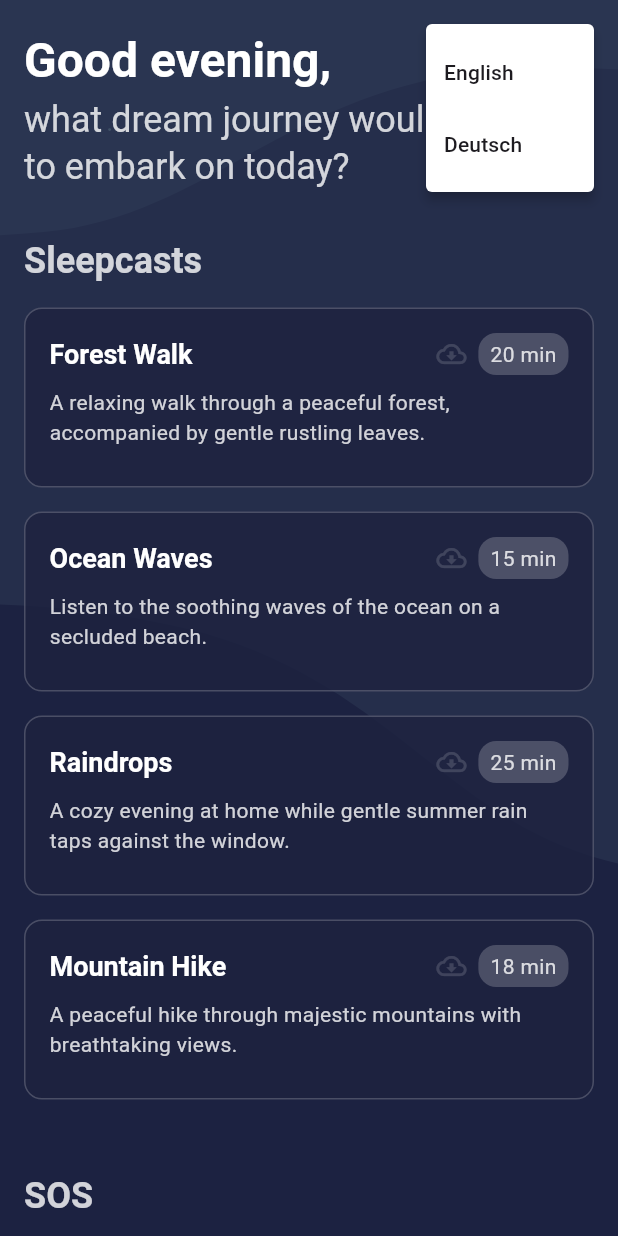
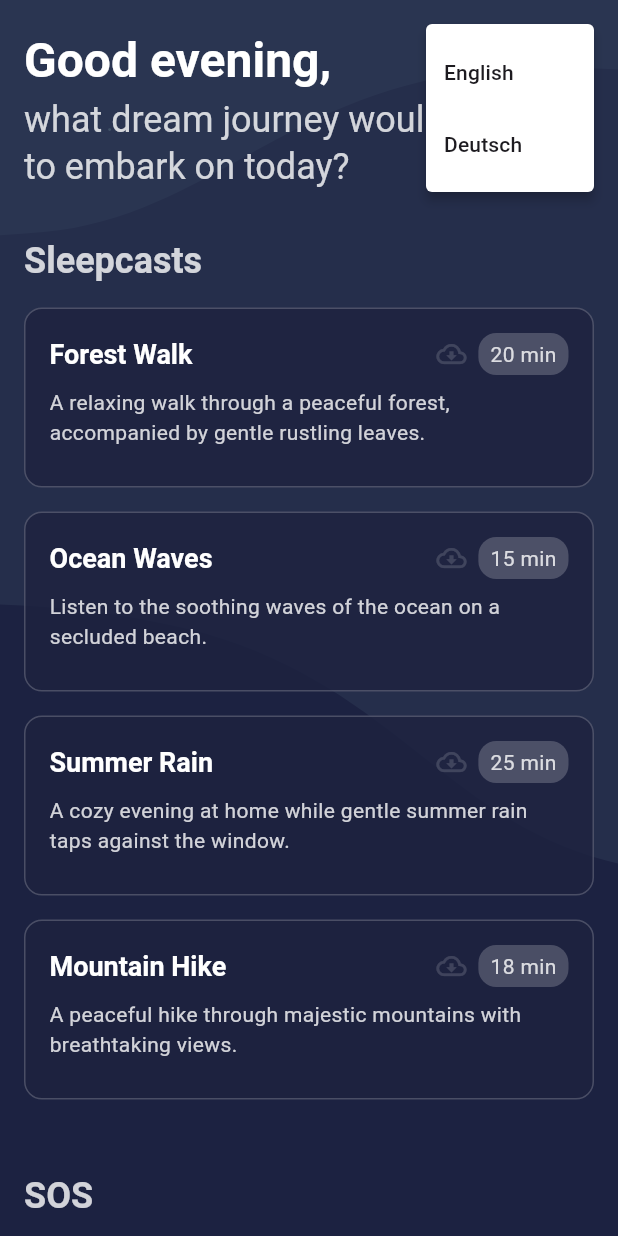
Before and after one commit to stevendz/snuz_app, a Flutter app: the screen it shows after launch, after a tap on the "person outline" icon, on a phone screen of 412 x 824 dp. Run offline on Flutter 3.47's test engine with Material 3 defaults, Android fonts, the phone set to English and light mode, and no system bars; our stand-ins replace assets_audio_player, dio, lottie; missing offline and left inert: wiredash; generated files the repository leaves out were written again.

Commit message:
Move title and description into sleepcast_descriptions.dart

```diff
--- /dev/null
+++ b/lib/l10n/sleepcast_descriptions.dart
@@ -0,0 +1,54 @@
+class Sleepcasts {
+  static String getTitle(String id, String locale) {
+    final title = {
+      'en': {
+        'story_1': 'Forest Walk',
+        'story_2': 'Ocean Waves',
+        'story_3': 'Summer Rain',
+        'story_4': 'Mountain Hike',
+        'sos_1': 'Headache Relief',
+        'sos_2': 'Stress Relief',
+        'sos_3': 'Back Pain Relief',
+      },
+      'de': {
+        'story_1': 'Waldspaziergang',
+        'story_2': 'Ozeanwellen',
+        'story_3': 'Sommerregen',
+        'story_4': 'Bergwandern',
+        'sos_1': 'Kopfweh',
+        'sos_2': 'Akuter Stress',
+        'sos_3': 'Rückenschmerzen',
+      },
+    };
+    return title[locale]?[id] ?? title['en']?[id] ?? '';
+  }
+
+  static String getDescription(String id, String locale) {
+    final descriptions = {
+      'en': {
+        'story_1': 'A relaxing walk through a peaceful forest, accompanied by gentle rustling leaves.',
+        'story_2': 'Listen to the soothing waves of the ocean on a secluded beach.',
+        'story_3': 'A cozy evening at home while gentle summer rain taps against the window.',
+        'story_4': 'A peaceful hike through majestic mountains with breathtaking views.',
+        'sos_1': 'A guided relaxation with gentle breathing exercises and visualizations for quick headache relief.',
+        'sos_2':
+            'Quick relief for acute stress through progressive muscle relaxation and calming breathing techniques.',
+        'sos_3': 'Targeted relaxation exercises and body awareness for quick back pain relief while lying down.',
+      },
+      'de': {
+        'story_1':
+            'Ein entspannender Spaziergang durch einen friedlichen Wald, begleitet vom sanften Rascheln der Blätter.',
+        'story_2': 'Lausche den beruhigenden Wellen des Ozeans an einem einsamen Strand.',
+        'story_3': 'Ein gemütlicher Abend zuhause, während draußen ein sanfter Sommerregen gegen das Fenster prasselt.',
+        'story_4': 'Eine friedvolle Wanderung durch die majestätischen Berge mit atemberaubenden Ausblicken.',
+        'sos_1':
+            'Eine geführte Entspannung mit sanften Atemübungen und Visualisierungen zur schnellen Schmerzlinderung.',
+        'sos_2': 'Schnelle Hilfe bei akutem Stress durch progressive Muskelentspannung und beruhigende Atemtechniken.',
+        'sos_3':
+            'Gezielte Entspannungsübungen und Körperwahrnehmung zur schnellen Linderung von Rückenschmerzen im Liegen.',
+      },
+    };
+
+    return descriptions[locale]?[id] ?? descriptions['en']?[id] ?? 'Description not found';
+  }
+}
--- a/lib/models/sleepcast.dart
+++ b/lib/models/sleepcast.dart
@@ -1,18 +1,10 @@
 class Sleepcast {
   final String id;
-  final String title;
-  final String description;
-  final String titleDe;
-  final String descriptionDe;
   final Duration duration;
   final List<String> locale;
 
   Sleepcast({
     required this.id,
-    required this.title,
-    required this.description,
-    required this.titleDe,
-    required this.descriptionDe,
     required this.duration,
     required this.locale,
   });
@@ -20,22 +12,14 @@ class Sleepcast {
   factory Sleepcast.fromJson(Map<String, dynamic> json) {
     return Sleepcast(
       id: json['id'] as String,
-      title: json['title'] as String,
-      description: json['description'] as String,
-      titleDe: json['title_de'] as String,
-      descriptionDe: json['description_de'] as String,
       duration: Duration(seconds: json['duration'] as int),
-      locale: json['locale'] as List<String>,
+      locale: List<String>.from(json['locale']),
     );
   }
 
   Map<String, dynamic> toJson() {
     return {
       'id': id,
-      'title': title,
-      'description': description,
-      'title_de': titleDe,
-      'description_de': descriptionDe,
       'duration': duration.inSeconds,
       'locale': locale,
     };
@@ -43,19 +27,11 @@ class Sleepcast {
 
   Sleepcast copyWith({
     String? id,
-    String? title,
-    String? description,
-    String? titleDe,
-    String? descriptionDe,
     Duration? duration,
     List<String>? locale,
   }) {
     return Sleepcast(
       id: id ?? this.id,
-      title: title ?? this.title,
-      description: description ?? this.description,
-      titleDe: titleDe ?? this.titleDe,
-      descriptionDe: descriptionDe ?? this.descriptionDe,
       duration: duration ?? this.duration,
       locale: locale ?? this.locale,
     );
--- a/lib/providers/audio_player_provider.dart
+++ b/lib/providers/audio_player_provider.dart
@@ -1,5 +1,6 @@
 import 'package:assets_audio_player/assets_audio_player.dart';
 import 'package:flutter/foundation.dart';
+import 'package:snuz_app/l10n/sleepcast_descriptions.dart';
 import 'package:snuz_app/models/sleepcast.dart';
 import 'package:wiredash/wiredash.dart';
 
@@ -40,19 +41,19 @@ class AudioPlayerProvider with ChangeNotifier {
   Duration get duration => _duration;
   double get progress => duration.inSeconds > 0 ? position.inSeconds / duration.inSeconds : 0.0;
 
-  Future<void> openSleepcast(Sleepcast cast, String path) async {
+  Future<void> openSleepcast(Sleepcast cast, String path, String locale) async {
     try {
       await _player.open(
         Audio.file(
           path,
           metas: Metas(
             id: cast.id,
-            title: cast.title,
+            title: Sleepcasts.getTitle(cast.id, locale),
             artist: "Snuz",
             album: "Snuz Sleepcasts",
             extra: {
-              'titleDe': cast.titleDe,
-              'descriptionDe': cast.descriptionDe,
+              'title': Sleepcasts.getTitle(cast.id, locale),
+              'description': Sleepcasts.getDescription(cast.id, locale),
             },
           ),
         ),
@@ -71,7 +72,7 @@ class AudioPlayerProvider with ChangeNotifier {
     } catch (e) {
       Wiredash.trackEvent(
         'error_opening_sleepcast',
-        data: {'id': cast.id, 'title': cast.title},
+        data: {'id': cast.id, 'title': Sleepcasts.getTitle(cast.id, locale)},
       );
     }
   }
--- a/lib/providers/sleepcast_provider.dart
+++ b/lib/providers/sleepcast_provider.dart
@@ -70,79 +70,16 @@ class SleepcastProvider with ChangeNotifier {
 
   void _initializeDummyData() {
     _sleepcastStory.addAll([
-      Sleepcast(
-        id: 'story_1',
-        title: 'Forest Walk',
-        description: 'A relaxing walk through a peaceful forest, accompanied by gentle rustling leaves.',
-        titleDe: 'Waldspaziergang',
-        descriptionDe:
-            'Ein entspannender Spaziergang durch einen friedlichen Wald, begleitet vom sanften Rascheln der Blätter.',
-        duration: const Duration(minutes: 20),
-        locale: ['de'],
-      ),
-      Sleepcast(
-        id: 'story_2',
-        title: 'Ocean Waves',
-        description: 'Listen to the soothing waves of the ocean on a secluded beach.',
-        titleDe: 'Meeresrauschen',
-        descriptionDe: 'Lausche den beruhigenden Wellen des Ozeans an einem einsamen Strand.',
-        duration: const Duration(minutes: 15),
-        locale: ['de'],
-      ),
-      Sleepcast(
-        id: 'story_3',
-        title: 'Raindrops',
-        description: 'A cozy evening at home while gentle summer rain taps against the window.',
-        titleDe: 'Regentropfen',
-        descriptionDe:
-            'Ein gemütlicher Abend zuhause, während draußen ein sanfter Sommerregen gegen das Fenster prasselt.',
-        duration: const Duration(minutes: 25),
-        locale: ['de'],
-      ),
-      Sleepcast(
-        id: 'story_4',
-        title: 'Mountain Hike',
-        description: 'A peaceful hike through majestic mountains with breathtaking views.',
-        titleDe: 'Bergwanderung',
-        descriptionDe: 'Eine friedvolle Wanderung durch die majestätischen Berge mit atemberaubenden Ausblicken.',
-        duration: const Duration(minutes: 18),
-        locale: ['de'],
-      ),
+      Sleepcast(id: 'story_1', duration: const Duration(minutes: 20), locale: ['de']),
+      Sleepcast(id: 'story_2', duration: const Duration(minutes: 15), locale: ['de']),
+      Sleepcast(id: 'story_3', duration: const Duration(minutes: 25), locale: ['de']),
+      Sleepcast(id: 'story_4', duration: const Duration(minutes: 18), locale: ['de']),
     ]);
 
     _sleepcastSOS.addAll([
-      Sleepcast(
-        id: 'sos_1',
-        title: 'Headache Relief',
-        description:
-            'A guided relaxation with gentle breathing exercises and visualizations for quick headache relief.',
-        titleDe: 'Kopfschmerzen lindern',
-        descriptionDe:
-            'Eine geführte Entspannung mit sanften Atemübungen und Visualisierungen zur schnellen Schmerzlinderung.',
-        duration: const Duration(minutes: 8),
-        locale: ['de'],
-      ),
-      Sleepcast(
-        id: 'sos_2',
-        title: 'Acute Stress',
-        description:
-            'Quick relief for acute stress through progressive muscle relaxation and calming breathing techniques.',
-        titleDe: 'Akuter Stress',
-        descriptionDe:
-            'Schnelle Hilfe bei akutem Stress durch progressive Muskelentspannung und beruhigende Atemtechniken.',
-        duration: const Duration(minutes: 10),
-        locale: ['de'],
-      ),
-      Sleepcast(
-        id: 'sos_3',
-        title: 'Back Pain',
-        description: 'Targeted relaxation exercises and body awareness for quick back pain relief while lying down.',
-        titleDe: 'Rückenschmerzen',
-        descriptionDe:
-            'Gezielte Entspannungsübungen und Körperwahrnehmung zur schnellen Linderung von Rückenschmerzen im Liegen.',
-        duration: const Duration(minutes: 12),
-        locale: ['de'],
-      ),
+      Sleepcast(id: 'sos_1', duration: const Duration(minutes: 8), locale: ['de']),
+      Sleepcast(id: 'sos_2', duration: const Duration(minutes: 10), locale: ['de']),
+      Sleepcast(id: 'sos_3', duration: const Duration(minutes: 12), locale: ['de']),
     ]);
 
     notifyListeners();
--- a/lib/screens/sleepcast_player_screen.dart
+++ b/lib/screens/sleepcast_player_screen.dart
@@ -1,6 +1,7 @@
 import 'package:flutter/material.dart';
 import 'package:lottie/lottie.dart';
 import 'package:provider/provider.dart';
+import 'package:snuz_app/l10n/sleepcast_descriptions.dart';
 import 'package:snuz_app/models/sleepcast.dart';
 import 'package:snuz_app/providers/locale_provider.dart';
 import 'package:snuz_app/providers/audio_player_provider.dart';
@@ -59,13 +60,13 @@ class _SleepcastPlayerScreenState extends State<SleepcastPlayerScreen> {
                     mainAxisAlignment: MainAxisAlignment.center,
                     children: [
                       Text(
-                        locale == 'de' ? widget.sleepcast.titleDe : widget.sleepcast.title,
+                        Sleepcasts.getTitle(widget.sleepcast.id, locale),
                         style: textTheme.headlineLarge,
                         textAlign: TextAlign.center,
                       ),
                       const SizedBox(height: 16),
                       Text(
-                        locale == 'de' ? widget.sleepcast.descriptionDe : widget.sleepcast.description,
+                        Sleepcasts.getDescription(widget.sleepcast.id, locale),
                         style: textTheme.bodyLarge,
                         textAlign: TextAlign.center,
                       ),
--- a/lib/widgets/sleepcast_item.dart
+++ b/lib/widgets/sleepcast_item.dart
@@ -1,5 +1,6 @@
 import 'package:flutter/material.dart';
 import 'package:provider/provider.dart';
+import 'package:snuz_app/l10n/sleepcast_descriptions.dart';
 import 'package:snuz_app/models/sleepcast.dart';
 import 'package:flutter_gen/gen_l10n/app_localizations.dart';
 import 'package:snuz_app/providers/audio_player_provider.dart';
@@ -48,10 +49,14 @@ class _SleepcastItemState extends State<SleepcastItem> {
                     setState(() => isLoading = true);
                     await sleepcastProvider.downloadSleepcast(widget.cast, locale);
                     final path = sleepcastProvider.getSleepcastPath(widget.cast.id, locale);
-                    await audioPlayerProvider.openSleepcast(widget.cast, path);
+                    await audioPlayerProvider.openSleepcast(widget.cast, path, locale);
                     Wiredash.trackEvent(
                       'open_sleepcast',
-                      data: {'id': widget.cast.id, 'title': widget.cast.title, 'locale': locale},
+                      data: {
+                        'id': widget.cast.id,
+                        'title': Sleepcasts.getTitle(widget.cast.id, locale),
+                        'locale': locale
+                      },
                     );
                     if (!context.mounted) return;
                     Navigator.push(
@@ -69,11 +74,9 @@ class _SleepcastItemState extends State<SleepcastItem> {
                   Row(
                     children: [
                       Text(
-                        (isLoading
+                        isLoading
                             ? '${l10n.isLoading} ${((sleepcastProvider.loadingSleepcasts.entries.firstOrNull?.value ?? 0) * 100).toStringAsFixed(0)}%'
-                            : locale == 'de'
-                                ? widget.cast.titleDe
-                                : widget.cast.title),
+                            : Sleepcasts.getTitle(widget.cast.id, locale),
                         style: textTheme.titleLarge,
                       ),
                       const Spacer(),
@@ -102,7 +105,7 @@ class _SleepcastItemState extends State<SleepcastItem> {
                   ),
                   const SizedBox(height: 8),
                   Text(
-                    locale == 'de' ? widget.cast.descriptionDe : widget.cast.description,
+                    Sleepcasts.getDescription(widget.cast.id, locale),
                     style: textTheme.bodyMedium,
                     maxLines: 2,
                     overflow: TextOverflow.ellipsis,
```
